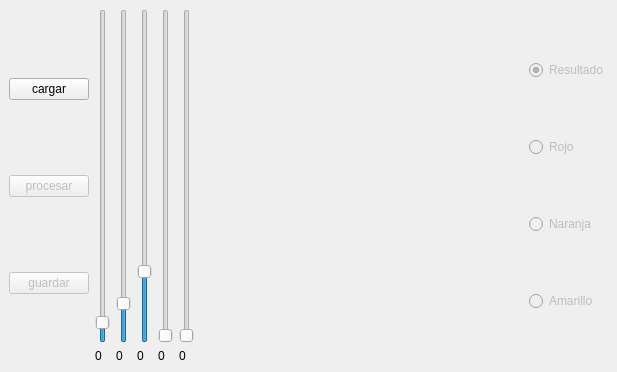
Above: Actividad7/Actividad7_qt/mainwindow.ui from nlandau91/Procesamiento-de-Imagenes before the change. Below: the same form after it.
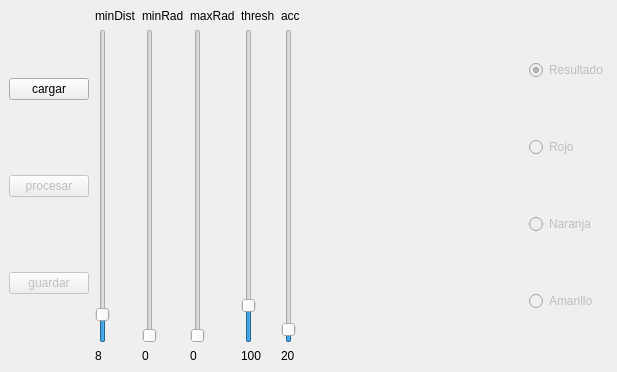
That is the form after the change.

What changed in the file:
```diff
--- a/Actividad7/Actividad7_qt/mainwindow.ui
+++ b/Actividad7/Actividad7_qt/mainwindow.ui
@@ -51,9 +51,22 @@
       <item>
        <layout class="QVBoxLayout" name="verticalLayout_3">
         <item>
-         <widget class="QSlider" name="verticalSlider">
+         <widget class="QLabel" name="label_6">
+          <property name="text">
+           <string>minDist</string>
+          </property>
+         </widget>
+        </item>
+        <item>
+         <widget class="QSlider" name="verticalSlider_minDist">
+          <property name="minimum">
+           <number>1</number>
+          </property>
+          <property name="maximum">
+           <number>100</number>
+          </property>
           <property name="value">
-           <number>4</number>
+           <number>8</number>
           </property>
           <property name="orientation">
            <enum>Qt::Vertical</enum>
@@ -61,9 +74,9 @@
          </widget>
         </item>
         <item>
-         <widget class="QLabel" name="label">
+         <widget class="QLabel" name="lbl_minDist">
           <property name="text">
-           <string>0</string>
+           <string>8</string>
           </property>
          </widget>
         </item>
@@ -72,12 +85,19 @@
       <item>
        <layout class="QVBoxLayout" name="verticalLayout_4">
         <item>
-         <widget class="QSlider" name="verticalSlider_2">
+         <widget class="QLabel" name="label_7">
+          <property name="text">
+           <string>minRad</string>
+          </property>
+         </widget>
+        </item>
+        <item>
+         <widget class="QSlider" name="verticalSlider_minRad">
           <property name="maximum">
            <number>999</number>
           </property>
           <property name="value">
-           <number>99</number>
+           <number>0</number>
           </property>
           <property name="orientation">
            <enum>Qt::Vertical</enum>
@@ -85,7 +105,7 @@
          </widget>
         </item>
         <item>
-         <widget class="QLabel" name="label_2">
+         <widget class="QLabel" name="lbl_minRad">
           <property name="text">
            <string>0</string>
           </property>
@@ -96,9 +116,19 @@
       <item>
        <layout class="QVBoxLayout" name="verticalLayout_5">
         <item>
-         <widget class="QSlider" name="verticalSlider_3">
+         <widget class="QLabel" name="label_8">
+          <property name="text">
+           <string>maxRad</string>
+          </property>
+         </widget>
+        </item>
+        <item>
+         <widget class="QSlider" name="verticalSlider_maxRad">
+          <property name="maximum">
+           <number>999</number>
+          </property>
           <property name="value">
-           <number>20</number>
+           <number>0</number>
           </property>
           <property name="orientation">
            <enum>Qt::Vertical</enum>
@@ -117,7 +147,23 @@
       <item>
        <layout class="QVBoxLayout" name="verticalLayout_6">
         <item>
-         <widget class="QSlider" name="verticalSlider_4">
+         <widget class="QLabel" name="label">
+          <property name="text">
+           <string>thresh</string>
+          </property>
+         </widget>
+        </item>
+        <item>
+         <widget class="QSlider" name="verticalSlider_thresh">
+          <property name="minimum">
+           <number>1</number>
+          </property>
+          <property name="maximum">
+           <number>999</number>
+          </property>
+          <property name="value">
+           <number>100</number>
+          </property>
           <property name="orientation">
            <enum>Qt::Vertical</enum>
           </property>
@@ -126,7 +172,7 @@
         <item>
          <widget class="QLabel" name="label_4">
           <property name="text">
-           <string>0</string>
+           <string>100</string>
           </property>
          </widget>
         </item>
@@ -135,7 +181,20 @@
       <item>
        <layout class="QVBoxLayout" name="verticalLayout_7">
         <item>
-         <widget class="QSlider" name="verticalSlider_5">
+         <widget class="QLabel" name="label_2">
+          <property name="text">
+           <string>acc</string>
+          </property>
+         </widget>
+        </item>
+        <item>
+         <widget class="QSlider" name="verticalSilder_acc">
+          <property name="maximum">
+           <number>999</number>
+          </property>
+          <property name="value">
+           <number>20</number>
+          </property>
           <property name="orientation">
            <enum>Qt::Vertical</enum>
           </property>
@@ -144,7 +203,7 @@
         <item>
          <widget class="QLabel" name="label_5">
           <property name="text">
-           <string>0</string>
+           <string>20</string>
           </property>
          </widget>
         </item>
```
Left out of the diff: 6 changed lines with no effect on the pictures.
